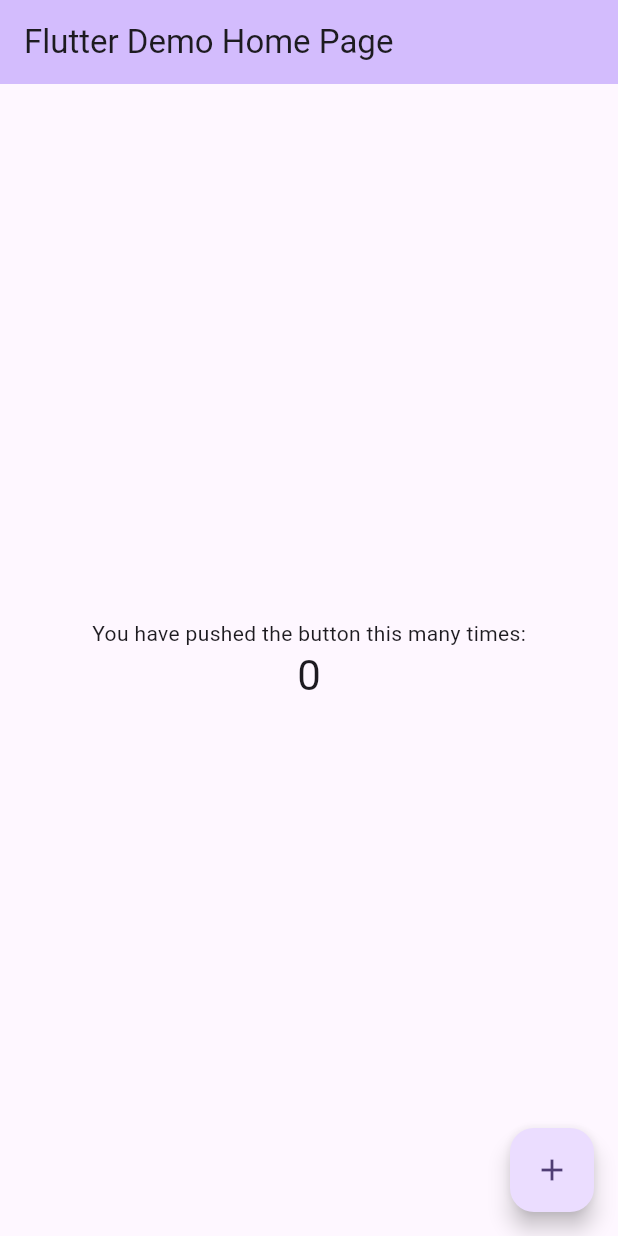
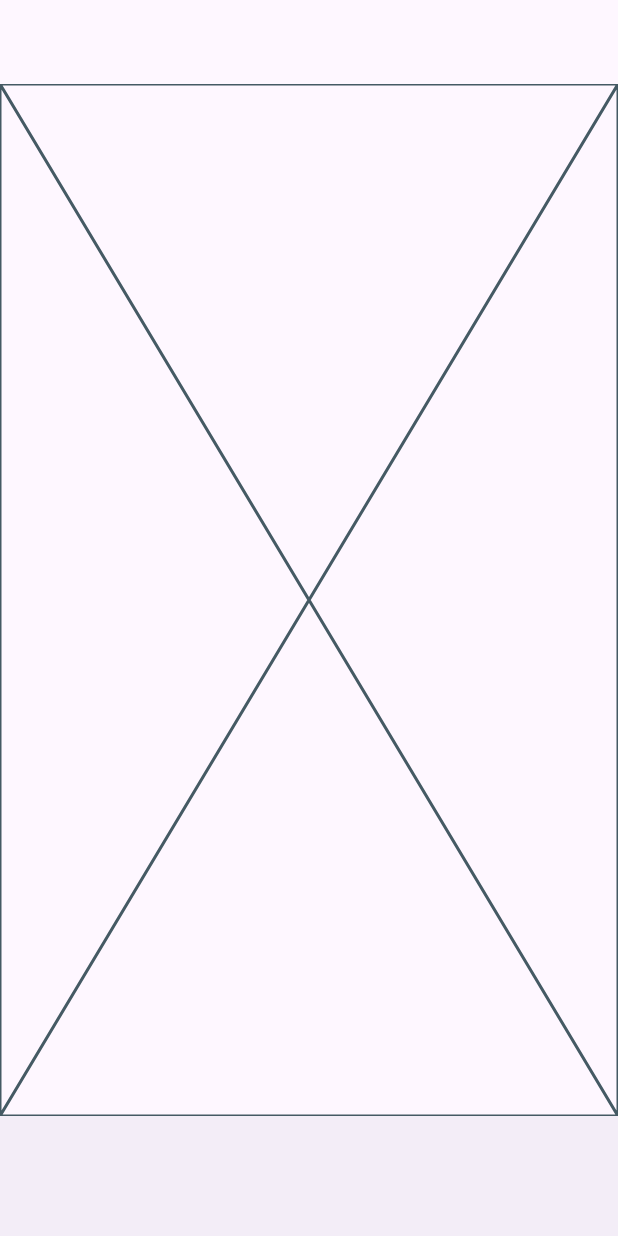
Before and after one commit to DonErnest/social_network, a Flutter app: the screen it shows after launch, on a phone screen of 412 x 824 dp. Run offline on Flutter 3.47's test engine with Material 3 defaults, Android fonts, the phone set to English and light mode, and no system bars.

Commit message:
Added destination interface, enums for navigation, main widget

```diff
--- /dev/null
+++ b/lib/enums.dart
@@ -0,0 +1,4 @@
+enum Screen {
+  login,
+  feed
+}
--- a/lib/ernestwitter.dart
+++ b/lib/ernestwitter.dart
@@ -0,0 +1,21 @@
+import 'package:flutter/material.dart';
+
+class ErnesTwitter extends StatefulWidget {
+  const ErnesTwitter({super.key});
+
+  @override
+  State<ErnesTwitter> createState() => _ErnesTwitterState();
+}
+
+class _ErnesTwitterState extends State<ErnesTwitter> {
+  @override
+  Widget build(BuildContext context) {
+    return MaterialApp(
+      home: Scaffold(
+        appBar: AppBar(),
+        body: Placeholder(),
+        bottomNavigationBar: NavigationBar(destinations: []),
+      ),
+    );
+  }
+}
--- a/lib/main.dart
+++ b/lib/main.dart
@@ -1,122 +1,6 @@
 import 'package:flutter/material.dart';
+import 'package:social_network/ernestwitter.dart';
 
 void main() {
-  runApp(const MyApp());
+  runApp(ErnesTwitter());
 }
-
-class MyApp extends StatelessWidget {
-  const MyApp({super.key});
-
-  // This widget is the root of your application.
-  @override
-  Widget build(BuildContext context) {
-    return MaterialApp(
-      title: 'Flutter Demo',
-      theme: ThemeData(
-        // This is the theme of your application.
-        //
-        // TRY THIS: Try running your application with "flutter run". You'll see
-        // the application has a purple toolbar. Then, without quitting the app,
-        // try changing the seedColor in the colorScheme below to Colors.green
-        // and then invoke "hot reload" (save your changes or press the "hot
-        // reload" button in a Flutter-supported IDE, or press "r" if you used
-        // the command line to start the app).
-        //
-        // Notice that the counter didn't reset back to zero; the application
-        // state is not lost during the reload. To reset the state, use hot
-        // restart instead.
-        //
-        // This works for code too, not just values: Most code changes can be
-        // tested with just a hot reload.
-        colorScheme: ColorScheme.fromSeed(seedColor: Colors.deepPurple),
-      ),
-      home: const MyHomePage(title: 'Flutter Demo Home Page'),
-    );
-  }
-}
-
-class MyHomePage extends StatefulWidget {
-  const MyHomePage({super.key, required this.title});
-
-  // This widget is the home page of your application. It is stateful, meaning
-  // that it has a State object (defined below) that contains fields that affect
-  // how it looks.
-
-  // This class is the configuration for the state. It holds the values (in this
-  // case the title) provided by the parent (in this case the App widget) and
-  // used by the build method of the State. Fields in a Widget subclass are
-  // always marked "final".
-
-  final String title;
-
-  @override
-  State<MyHomePage> createState() => _MyHomePageState();
-}
-
-class _MyHomePageState extends State<MyHomePage> {
-  int _counter = 0;
-
-  void _incrementCounter() {
-    setState(() {
-      // This call to setState tells the Flutter framework that something has
-      // changed in this State, which causes it to rerun the build method below
-      // so that the display can reflect the updated values. If we changed
-      // _counter without calling setState(), then the build method would not be
-      // called again, and so nothing would appear to happen.
-      _counter++;
-    });
-  }
-
-  @override
-  Widget build(BuildContext context) {
-    // This method is rerun every time setState is called, for instance as done
-    // by the _incrementCounter method above.
-    //
-    // The Flutter framework has been optimized to make rerunning build methods
-    // fast, so that you can just rebuild anything that needs updating rather
-    // than having to individually change instances of widgets.
-    return Scaffold(
-      appBar: AppBar(
-        // TRY THIS: Try changing the color here to a specific color (to
-        // Colors.amber, perhaps?) and trigger a hot reload to see the AppBar
-        // change color while the other colors stay the same.
-        backgroundColor: Theme.of(context).colorScheme.inversePrimary,
-        // Here we take the value from the MyHomePage object that was created by
-        // the App.build method, and use it to set our appbar title.
-        title: Text(widget.title),
-      ),
-      body: Center(
-        // Center is a layout widget. It takes a single child and positions it
-        // in the middle of the parent.
-        child: Column(
-          // Column is also a layout widget. It takes a list of children and
-          // arranges them vertically. By default, it sizes itself to fit its
-          // children horizontally, and tries to be as tall as its parent.
-          //
-          // Column has various properties to control how it sizes itself and
-          // how it positions its children. Here we use mainAxisAlignment to
-          // center the children vertically; the main axis here is the vertical
-          // axis because Columns are vertical (the cross axis would be
-          // horizontal).
-          //
-          // TRY THIS: Invoke "debug painting" (choose the "Toggle Debug Paint"
-          // action in the IDE, or press "p" in the console), to see the
-          // wireframe for each widget.
-          mainAxisAlignment: MainAxisAlignment.center,
-          children: <Widget>[
-            const Text('You have pushed the button this many times:'),
-            Text(
-              '$_counter',
-              style: Theme.of(context).textTheme.headlineMedium,
-            ),
-          ],
-        ),
-      ),
-      floatingActionButton: FloatingActionButton(
-        onPressed: _incrementCounter,
-        tooltip: 'Increment',
-        child: const Icon(Icons.add),
-      ), // This trailing comma makes auto-formatting nicer for build methods.
-    );
-  }
-}
```
Also changed, not shown: lib/models/destination.dart (added, +22 -0 lines), lib/widgets/canvas.dart (added, +18 -0 lines).
